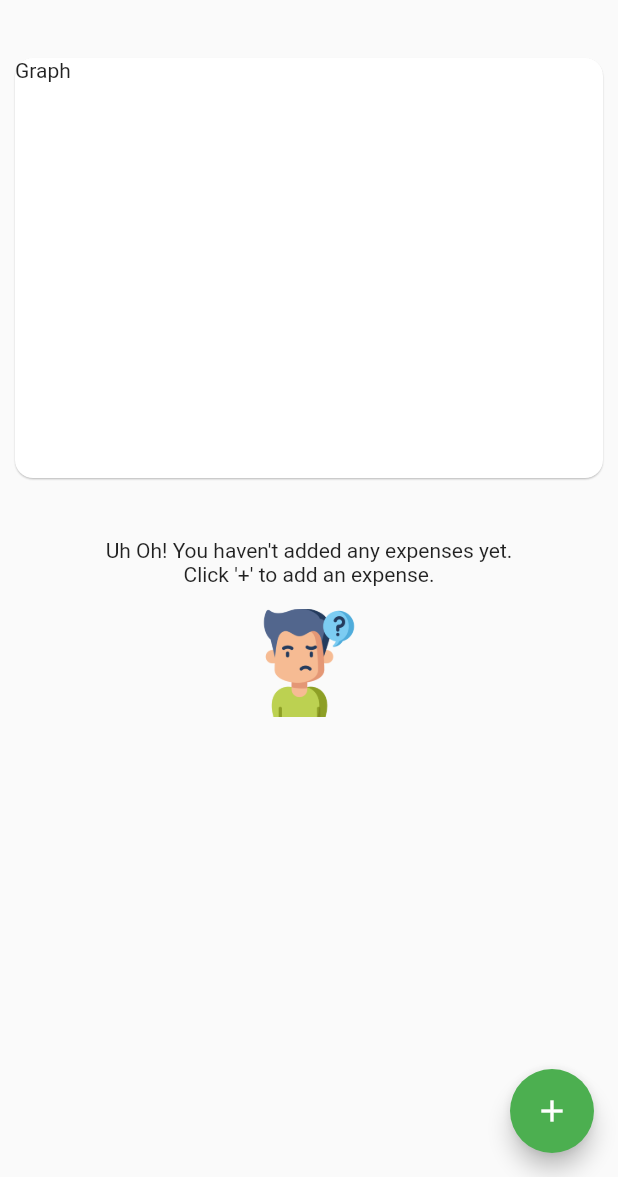
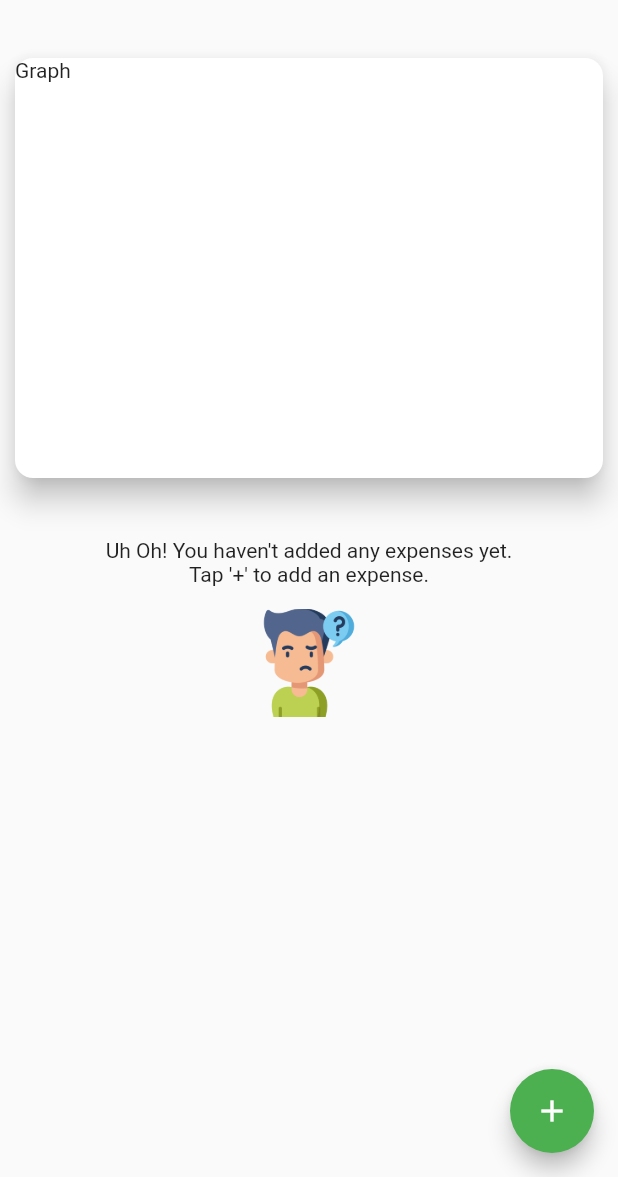
Before and after one commit to BRO3886/Pocket-Mani, a Flutter app: the screen it shows after launch, on a phone screen of 412 x 824 dp, the part 59-1236 px from its top. Run offline on Flutter 3.47's test engine with Material 2 defaults, Android fonts, the phone set to English and light mode, and no system bars.

Commit message:
added method to get recent transactions and group them by days, for graph.dart

```diff
--- a/lib/main.dart
+++ b/lib/main.dart
@@ -3,7 +3,6 @@ import 'package:pocket_mani/widgets/newExpense.dart';
 import './widgets/graph.dart';
 import './models/expense.dart';
 import './widgets/expenseList.dart';
-import 'package:flutter/services.dart';
 
 void main() => runApp(MyApp());
 
@@ -11,10 +10,11 @@ class MyApp extends StatelessWidget {
   @override
   Widget build(BuildContext context) {
     return MaterialApp(
-      darkTheme: ThemeData(primarySwatch: Colors.green, primaryColorDark: Colors.black38, brightness: Brightness.dark),
+      //darkTheme: ThemeData(primarySwatch: Colors.green, primaryColorDark: Colors.black38, brightness: Brightness.dark),
       title: 'Expense Tracker',
       theme: ThemeData(
         primarySwatch: Colors.green,
+        //backgroundColor: Colors.grey[50],
       ),
       home: MyHomePage(title: 'Pocket Mani'),
     );
@@ -31,8 +31,6 @@ class MyHomePage extends StatefulWidget {
 }
 
 class _MyHomePageState extends State<MyHomePage> {
-
-
   final List<Expense> userExpensesList = [
     /*
     Expense(id: '1', title: 'Chips', amount: 20, date: DateTime.now()),
@@ -40,45 +38,54 @@ class _MyHomePageState extends State<MyHomePage> {
     Expense(id: '3', title: 'Pizza', amount: 129, date: DateTime.now()),
     Expense(id: '4', title: 'FC', amount: 30, date: DateTime.now()),*/
   ];
-  void _addNewTransaction(String title, double amount){
-    final newExp = Expense(title: title, date: DateTime.now(), amount: amount,id: '123');
+  void _addNewTransaction(String title, double amount) {
+    final newExp =
+        Expense(title: title, date: DateTime.now(), amount: amount, id: '123');
 
     setState(() {
       userExpensesList.add(newExp);
     });
   }
 
-  void _showBottomSheetMenu(BuildContext ctx){
-    showModalBottomSheet(context: ctx,builder: (_){
-      return NewExp(_addNewTransaction);
-    });
+  void _showBottomSheetMenu(BuildContext ctx) {
+    showModalBottomSheet(
+        context: ctx,
+        builder: (_) {
+          return NewExp(_addNewTransaction);
+        });
+  }
+
+  List _getRecentTransactions() {
+    return userExpensesList.where((exp) {
+      return exp.date.isAfter(DateTime.now().subtract(Duration(days: 7)));
+    }).toList();
   }
 
   @override
   Widget build(BuildContext context) {
     return Scaffold(
       appBar: AppBar(
-        title: Text(widget.title,style: Theme.of(context).textTheme.title,),
+        title: Text(
+          widget.title,
+          style: Theme.of(context).textTheme.title,
+        ),
         centerTitle: true,
         elevation: 0,
         backgroundColor: Colors.transparent,
       ),
       body: Container(
-        //color: Colors.grey[300],
         child: SingleChildScrollView(
           child: Column(
             crossAxisAlignment: CrossAxisAlignment.center,
             children: <Widget>[
-              Graph(
-                graphRadius: 12,
-              ),
+              Graph(_getRecentTransactions()),
               ExpenseList(userExpensesList),
             ],
           ),
         ),
       ),
       floatingActionButton: FloatingActionButton(
-        onPressed: ()=>_showBottomSheetMenu(context),
+        onPressed: () => _showBottomSheetMenu(context),
         tooltip: 'Increment',
         child: Icon(Icons.add),
       ),
--- a/lib/widgets/expenseList.dart
+++ b/lib/widgets/expenseList.dart
@@ -12,14 +12,14 @@ class ExpenseList extends StatelessWidget {
     return Container(
       margin: EdgeInsets.only(top: 18),
       child: Container(
-        height: 500,
+        height: 435,
         child: expenses.isEmpty
             ? Container(
                 height: 50,
                 child: Column(
                   children: <Widget>[
                     Text(
-                      'Uh Oh! You haven\'t added any expenses yet.\nClick \'+\' to add an expense.',
+                      'Uh Oh! You haven\'t added any expenses yet.\nTap \'+\' to add an expense.',
                       style: Theme.of(context).textTheme.body1,
                       textAlign: TextAlign.center,
                     ),
@@ -34,8 +34,9 @@ class ExpenseList extends StatelessWidget {
             : ListView.builder(
                 itemBuilder: (ctx, index) {
                   return Container(
-                    padding: EdgeInsets.all(6),
+                    padding: EdgeInsets.only(left: 4, right: 4),
                     child: Card(
+                      color: Theme.of(context).cardColor,
                       elevation: 0.5,
                       shape: RoundedRectangleBorder(
                           borderRadius: BorderRadius.circular(12)),
--- a/lib/widgets/graph.dart
+++ b/lib/widgets/graph.dart
@@ -1,25 +1,44 @@
 import 'package:flutter/material.dart';
+import 'package:intl/intl.dart';
+import '../models/expense.dart';
+
+class Graph extends StatelessWidget {
+  final List<Expense> recentExpenses;
+
+  Graph(this.recentExpenses);
+
+  List<Map<String, Object>> get groupedExpenseValues {
+    return List.generate(7, (index) {
+      final weekDay = DateTime.now().subtract(Duration(days: index));
+      double totalSum = 0;
+      for (var i = 0; i < recentExpenses.length; i++) {
+        if (recentExpenses[i].date.day == weekDay.day &&
+            recentExpenses[i].date.month == weekDay.month &&
+            recentExpenses[i].date.year == weekDay.year) {
+          totalSum += recentExpenses[i].amount;
+        }
+      }
+      print(DateFormat.E().format(weekDay));
+      print(totalSum);
 
 
-class Graph extends StatelessWidget {
-  final double graphRadius;
-
-  Graph({this.graphRadius});
+      return {'day': DateFormat.E().format(weekDay), 'amount': totalSum};
+    });
+  }
 
   @override
   Widget build(BuildContext context) {
+    print(groupedExpenseValues);
     return Container(
       padding: EdgeInsets.all(6),
       child: Card(
         child: Text('Graph'),
-        elevation: 0.5,
-        shape: RoundedRectangleBorder(
-            borderRadius: BorderRadius.circular(graphRadius)),
+        elevation: 8,
+        shape: RoundedRectangleBorder(borderRadius: BorderRadius.circular(12)),
       ),
       width: double.infinity,
       height: 300,
       margin: EdgeInsets.only(top: 12, bottom: 12),
-
     );
   }
 }
```
